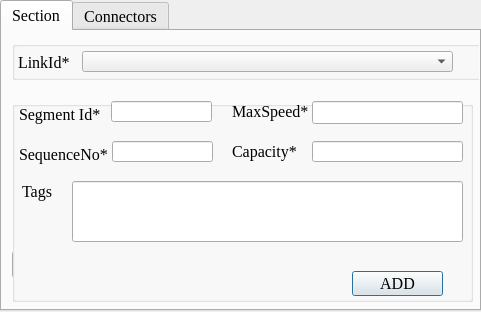
chaitanyamalaviya/Trafficera, file ui_segment.ui: the form before one commit.
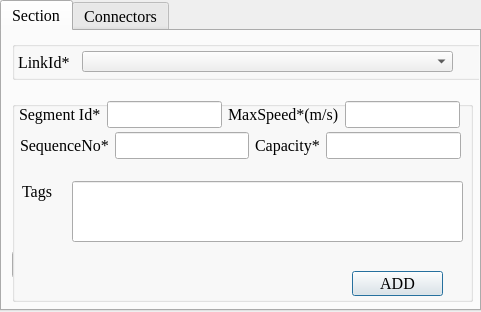
The form after the commit.

The edit to the form file:
```diff
--- a/ui_segment.ui
+++ b/ui_segment.ui
@@ -172,130 +172,6 @@
      <property name="title">
       <string/>
      </property>
-     <widget class="QLineEdit" name="sequenceno">
-      <property name="geometry">
-       <rect>
-        <x>100</x>
-        <y>40</y>
-        <width>101</width>
-        <height>21</height>
-       </rect>
-      </property>
-      <property name="font">
-       <font>
-        <family>Times New Roman</family>
-        <pointsize>12</pointsize>
-       </font>
-      </property>
-     </widget>
-     <widget class="QLabel" name="maxSpeedLabel">
-      <property name="geometry">
-       <rect>
-        <x>220</x>
-        <y>0</y>
-        <width>81</width>
-        <height>21</height>
-       </rect>
-      </property>
-      <property name="font">
-       <font>
-        <family>Times New Roman</family>
-        <pointsize>12</pointsize>
-       </font>
-      </property>
-      <property name="text">
-       <string>MaxSpeed*</string>
-      </property>
-     </widget>
-     <widget class="QLabel" name="sequencenoLabel">
-      <property name="geometry">
-       <rect>
-        <x>7</x>
-        <y>33</y>
-        <width>91</width>
-        <height>41</height>
-       </rect>
-      </property>
-      <property name="font">
-       <font>
-        <family>Times New Roman</family>
-        <pointsize>12</pointsize>
-       </font>
-      </property>
-      <property name="text">
-       <string>SequenceNo*</string>
-      </property>
-     </widget>
-     <widget class="QLabel" name="capacityLabel">
-      <property name="geometry">
-       <rect>
-        <x>220</x>
-        <y>30</y>
-        <width>71</width>
-        <height>41</height>
-       </rect>
-      </property>
-      <property name="font">
-       <font>
-        <family>Times New Roman</family>
-        <pointsize>12</pointsize>
-       </font>
-      </property>
-      <property name="text">
-       <string>Capacity*</string>
-      </property>
-     </widget>
-     <widget class="QLabel" name="idLabel">
-      <property name="geometry">
-       <rect>
-        <x>7</x>
-        <y>3</y>
-        <width>91</width>
-        <height>21</height>
-       </rect>
-      </property>
-      <property name="font">
-       <font>
-        <family>Times New Roman</family>
-        <pointsize>12</pointsize>
-       </font>
-      </property>
-      <property name="text">
-       <string>Segment Id*</string>
-      </property>
-     </widget>
-     <widget class="QLineEdit" name="id">
-      <property name="geometry">
-       <rect>
-        <x>99</x>
-        <y>0</y>
-        <width>101</width>
-        <height>21</height>
-       </rect>
-      </property>
-      <property name="font">
-       <font>
-        <family>Times New Roman</family>
-        <pointsize>12</pointsize>
-       </font>
-      </property>
-     </widget>
-     <widget class="QLineEdit" name="maxSpeed">
-      <property name="geometry">
-       <rect>
-        <x>300</x>
-        <y>0</y>
-        <width>151</width>
-        <height>23</height>
-       </rect>
-      </property>
-      <property name="font">
-       <font>
-        <family>Times New Roman</family>
-        <pointsize>12</pointsize>
-       </font>
-      </property>
-     </widget>
      <widget class="QComboBox" name="linkIdComboBox">
       <property name="geometry">
        <rect>
@@ -341,22 +217,6 @@
        <string>Tags</string>
       </property>
      </widget>
-     <widget class="QLineEdit" name="capacity">
-      <property name="geometry">
-       <rect>
-        <x>300</x>
-        <y>40</y>
-        <width>151</width>
-        <height>21</height>
-       </rect>
-      </property>
-      <property name="font">
-       <font>
-        <family>Times New Roman</family>
-        <pointsize>12</pointsize>
-       </font>
-      </property>
-     </widget>
      <widget class="QPushButton" name="actionButton">
       <property name="geometry">
        <rect>
@@ -382,6 +242,122 @@
        <string>ADD</string>
       </property>
      </widget>
+     <widget class="QWidget" name="">
+      <property name="geometry">
+       <rect>
+        <x>7</x>
+        <y>0</y>
+        <width>441</width>
+        <height>27</height>
+       </rect>
+      </property>
+      <layout class="QHBoxLayout" name="horizontalLayout">
+       <item>
+        <widget class="QLabel" name="idLabel">
+         <property name="font">
+          <font>
+           <family>Times New Roman</family>
+           <pointsize>12</pointsize>
+          </font>
+         </property>
+         <property name="text">
+          <string>Segment Id*</string>
+         </property>
+        </widget>
+       </item>
+       <item>
+        <widget class="QLineEdit" name="id">
+         <property name="font">
+          <font>
+           <family>Times New Roman</family>
+           <pointsize>12</pointsize>
+          </font>
+         </property>
+        </widget>
+       </item>
+       <item>
+        <widget class="QLabel" name="maxSpeedLabel">
+         <property name="font">
+          <font>
+           <family>Times New Roman</family>
+           <pointsize>12</pointsize>
+          </font>
+         </property>
+         <property name="text">
+          <string>MaxSpeed*(m/s)</string>
+         </property>
+        </widget>
+       </item>
+       <item>
+        <widget class="QLineEdit" name="maxSpeed">
+         <property name="font">
+          <font>
+           <family>Times New Roman</family>
+           <pointsize>12</pointsize>
+          </font>
+         </property>
+        </widget>
+       </item>
+      </layout>
+     </widget>
+     <widget class="QWidget" name="">
+      <property name="geometry">
+       <rect>
+        <x>8</x>
+        <y>31</y>
+        <width>441</width>
+        <height>27</height>
+       </rect>
+      </property>
+      <layout class="QHBoxLayout" name="horizontalLayout_2">
+       <item>
+        <widget class="QLabel" name="sequencenoLabel">
+         <property name="font">
+          <font>
+           <family>Times New Roman</family>
+           <pointsize>12</pointsize>
+          </font>
+         </property>
+         <property name="text">
+          <string>SequenceNo*</string>
+         </property>
+        </widget>
+       </item>
+       <item>
+        <widget class="QLineEdit" name="sequenceno">
+         <property name="font">
+          <font>
+           <family>Times New Roman</family>
+           <pointsize>12</pointsize>
+          </font>
+         </property>
+        </widget>
+       </item>
+       <item>
+        <widget class="QLabel" name="capacityLabel">
+         <property name="font">
+          <font>
+           <family>Times New Roman</family>
+           <pointsize>12</pointsize>
+          </font>
+         </property>
+         <property name="text">
+          <string>Capacity*</string>
+         </property>
+        </widget>
+       </item>
+       <item>
+        <widget class="QLineEdit" name="capacity">
+         <property name="font">
+          <font>
+           <family>Times New Roman</family>
+           <pointsize>12</pointsize>
+          </font>
+         </property>
+        </widget>
+       </item>
+      </layout>
+     </widget>
     </widget>
    </widget>
    <widget class="QWidget" name="tab_4">
```
Left out of the diff: 10 changed lines with no effect on the pictures.
